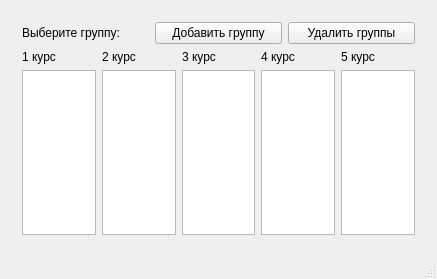
Old version of the form MainWindow.ui in the repository sarum9in/Schedule.
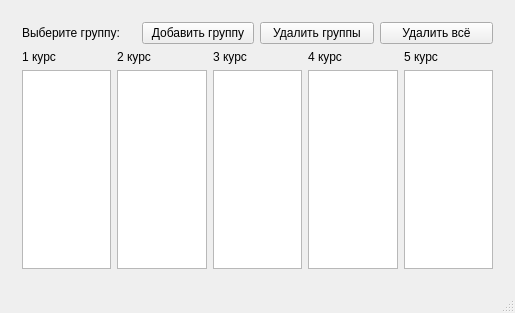
New version of the form. Custom widgets are drawn as their Qt base class.

Commit message: MainWindow::clearDB() implementation.

What changed in the file:
```diff
--- a/MainWindow.ui
+++ b/MainWindow.ui
@@ -6,8 +6,8 @@
    <rect>
     <x>0</x>
     <y>0</y>
-    <width>437</width>
-    <height>279</height>
+    <width>515</width>
+    <height>313</height>
    </rect>
   </property>
   <property name="windowTitle">
@@ -43,7 +43,14 @@
           </property>
          </widget>
         </item>
-        <item row="1" column="0" colspan="3">
+        <item row="0" column="3">
+         <widget class="QPushButton" name="clearButton">
+          <property name="text">
+           <string>Удалить всё</string>
+          </property>
+         </widget>
+        </item>
+        <item row="1" column="0" colspan="4">
          <layout class="QGridLayout" name="gridLayout_2">
           <item row="1" column="0">
            <widget class="QListView" name="course1List"/>
```
Left out of the diff: 19 changed lines with no effect on the pictures. The commit also changes 2 other files.
